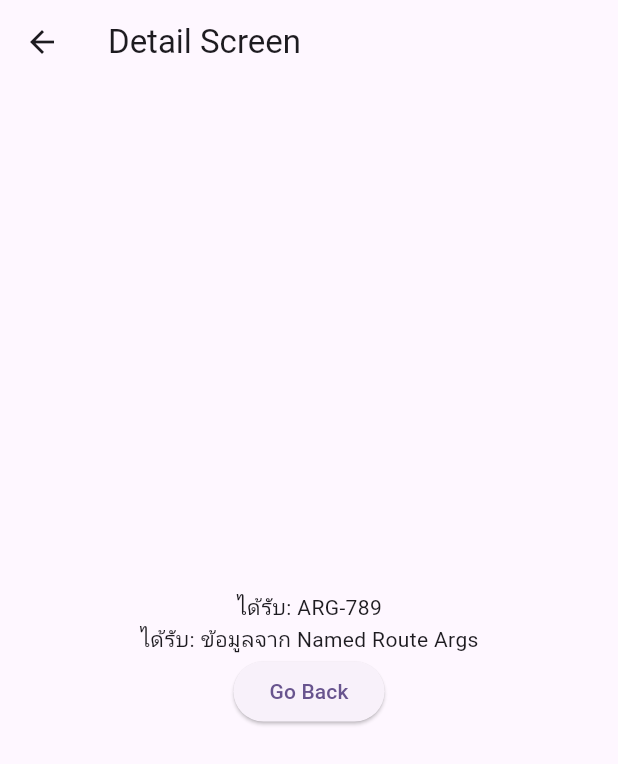
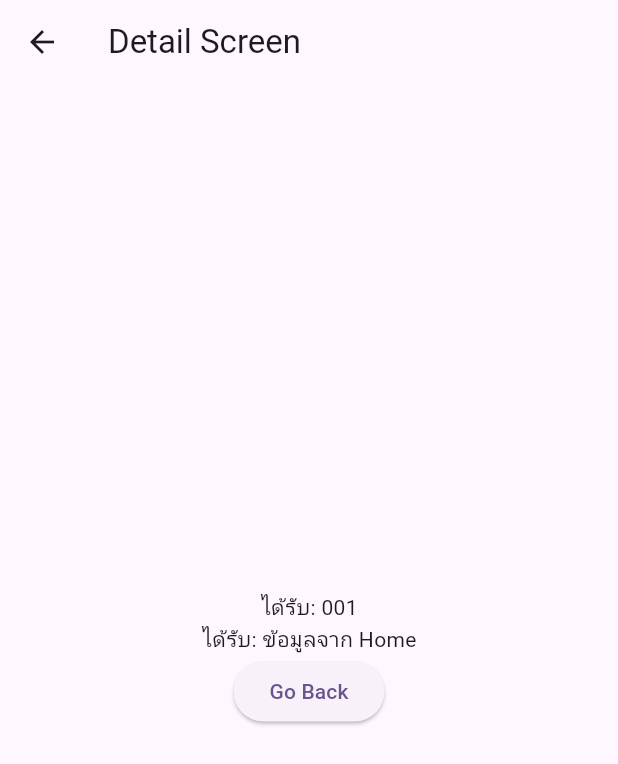
Before and after one commit to Kittikorn01/navigate_route, a Flutter app: the screen it shows after launch, after a tap on "Go to Detail Screen", on a phone screen of 412 x 824 dp. Shown: the top 764 px of the screen. Run offline on Flutter 3.47's test engine with Material 3 defaults, Android fonts, the phone set to English and light mode, and no system bars.

Commit message:
third_sereen

```diff
--- a/lib/main.dart
+++ b/lib/main.dart
@@ -1,6 +1,7 @@
 import 'package:flutter/material.dart';
 import 'package:navigate_route/screens/detail_screen.dart';
 import 'package:navigate_route/screens/home_screen.dart';
+import 'package:navigate_route/screens/third_screen.dart';
 
 void main() {
   runApp(const MyApp());
@@ -20,7 +21,7 @@ class MyApp extends StatelessWidget {
       routes: {
         HomeScreen.routeName: (context) => const HomeScreen(),
         DetailScreen.routeName: (context) => const DetailScreen(),
-        // เพิ่ม screens อื่นๆ ที่นี่ภายหลัง
+        ThirdScreen.routeName: (context) => const ThirdScreen(),
       },
     );
   }
--- a/lib/screens/detail_screen.dart
+++ b/lib/screens/detail_screen.dart
@@ -1,7 +1,7 @@
 import 'package:flutter/material.dart';
 
 class DetailScreen extends StatelessWidget {
-  static const routeName = '/';
+  static const routeName = '/detail';
   const DetailScreen({super.key});
 
   @override
@@ -22,7 +22,7 @@ class DetailScreen extends StatelessWidget {
             Text('ได้รับ: $pageTitle'),
             ElevatedButton(
               onPressed: () {
-                Navigator.pop(context);
+                Navigator.pop(context, 'ข้อมูลจาก Detail_screen');
               },
               child: Text('Go Back'),
             ),
--- a/lib/screens/home_screen.dart
+++ b/lib/screens/home_screen.dart
@@ -1,8 +1,9 @@
 import 'package:flutter/material.dart';
 import 'package:navigate_route/screens/detail_screen.dart';
+import 'package:navigate_route/screens/third_screen.dart';
 
 class HomeScreen extends StatelessWidget {
-  static const routeName = '/detail';
+  static const routeName = '/home';
   const HomeScreen({super.key});
 
   @override
@@ -13,20 +14,44 @@ class HomeScreen extends StatelessWidget {
         child: Column(
           mainAxisAlignment: MainAxisAlignment.center,
           children: [
+            //detail_screen
             ElevatedButton(
               onPressed: () async {
-                Navigator.pushNamed(
+                final msg = await Navigator.pushNamed(
                   context,
                   DetailScreen.routeName,
                   arguments: {
                     // ส่ง arguments เป็น Map
-                    'id': 'ARG-789',
-                    'title': 'ข้อมูลจาก Named Route Args',
+                    'id': '001',
+                    'title': 'ข้อมูลจาก Home',
                   },
                 );
+                if (msg != null && msg is String) {
+                  print(msg);
+                }
               },
               child: const Text('Go to Detail Screen'),
             ),
+            SizedBox(height: 10),
+            //third screen
+            ElevatedButton(
+              onPressed: () async {
+                final result = await Navigator.pushNamed(
+                  context,
+                  ThirdScreen.routeName,
+                  arguments: {
+                    // ส่ง arguments เป็น Map
+                    'id': '002',
+                    'title': 'ข้อมูลจาก Home',
+                  },
+                );
+                if (result != null && result is String) {
+                  print(result);
+                }
+              },
+              child: const Text('Go to Third Screen'),
+            ),
+            SizedBox(height: 10),
           ],
         ),
       ),
```
Also changed, not shown: lib/screens/third_screen.dart (+34 -0 lines).
